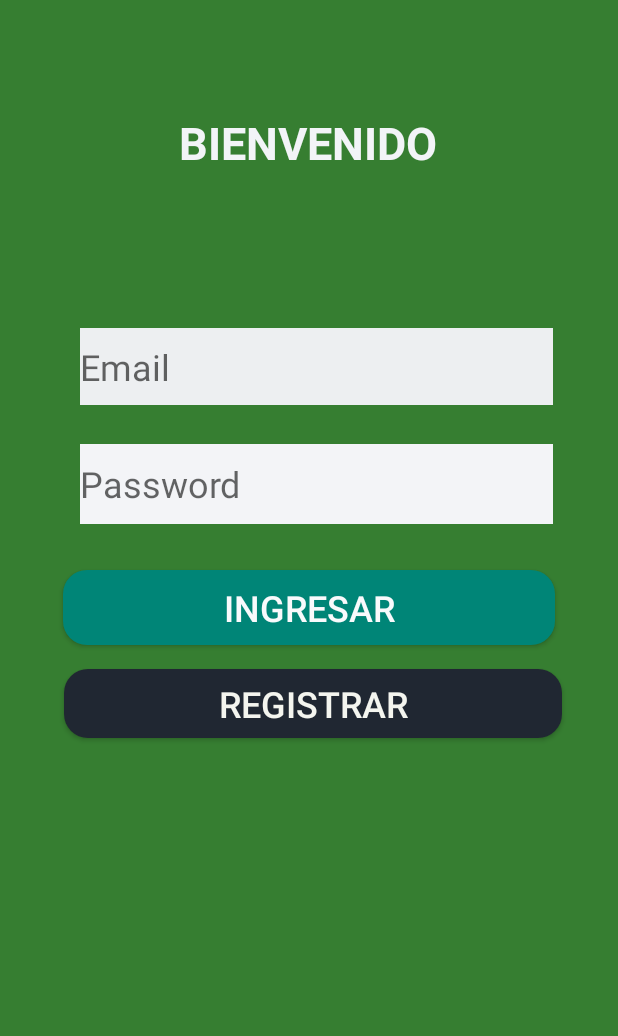
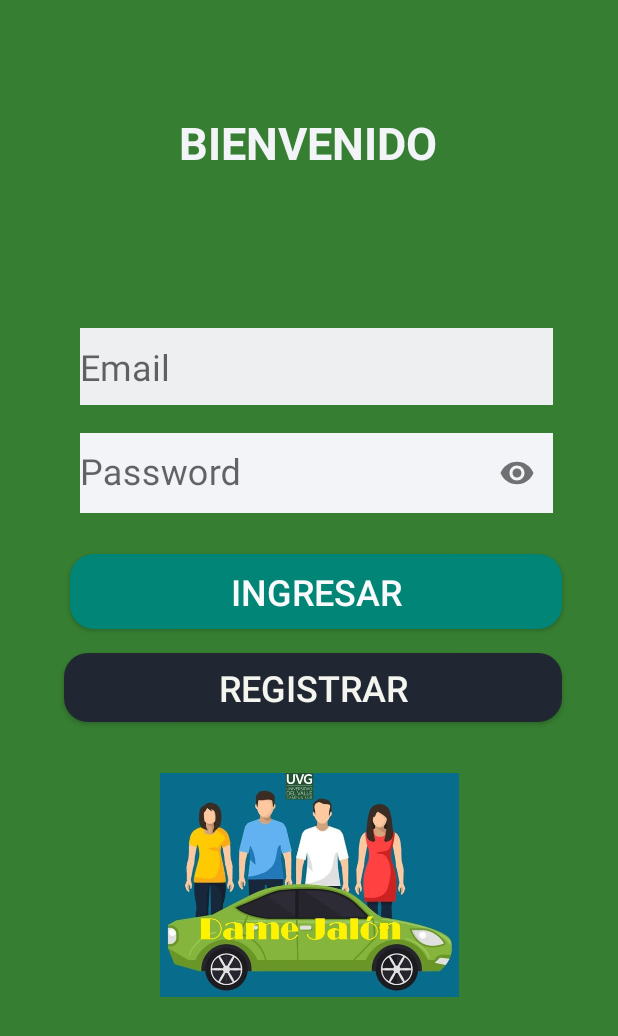
Before and after one commit to JaimeGalvezGT/Dame_Jalon, an Android app: the screen it shows after launch (MainActivity), on a phone screen of 412 x 824 dp. Shown: the top 1036 px of the screen. Run offline under Robolectric (Android 15) with nearby library versions, the phone set to English and light mode, and no system bars.

Commit message:
cambios boton password
Se agrego el ojo de mostrar contraseña en los edittext y arreglos en algunas activitys

```diff
--- a/app/build.gradle
+++ b/app/build.gradle
@@ -32,5 +32,7 @@ dependencies {
     androidTestImplementation 'com.android.support.test.espresso:espresso-core:3.0.2'
     implementation 'com.android.support:cardview-v7:28.0.0'
     implementation 'com.android.support:recyclerview-v7:28.0.0'
+    implementation 'com.android.support:design:28.0.0'
+
 
 }
--- a/app/src/main/java/com/example/dame_jalon/AdaptadorVistaJalones.java
+++ b/app/src/main/java/com/example/dame_jalon/AdaptadorVistaJalones.java
@@ -100,7 +100,7 @@ class AdaptadorVistaJalones extends RecyclerView.Adapter<AdaptadorVistaJalones.M
     }
     public static Connection conexionBD(){
         Connection conexion = null;
-        String host = "192.168.1.38";
+        String host = "192.168.1.38";       //CAMBIAR
         String port = "3306";
         String dbName = "damejalon";
         String userName = "root";
--- a/app/src/main/java/com/example/dame_jalon/Conexion.java
+++ b/app/src/main/java/com/example/dame_jalon/Conexion.java
@@ -12,7 +12,7 @@ public class Conexion {
 
 
     private String driver = "com.mysql.jdbc.Driver";
-    private String host = "192.168.1.38";
+    private String host = "192.168.1.38";               //CAMBIAR
     private String port = "3306";
     private String userName = "root";
     private String password = "admon";
--- a/app/src/main/java/com/example/dame_jalon/MainActivity.java
+++ b/app/src/main/java/com/example/dame_jalon/MainActivity.java
@@ -1,8 +1,10 @@
 package com.example.dame_jalon;
 
         import android.content.Intent;
+        import android.support.design.widget.TextInputEditText;
         import android.support.v7.app.AppCompatActivity;
         import android.os.Bundle;
+        import android.util.Patterns;
         import android.view.View;
         import android.widget.Button;
         import android.widget.EditText;
@@ -13,8 +15,7 @@ public class MainActivity extends AppCompatActivity {
 
     private Button btnIngresar;
     private EditText txtUsuario;
-    private EditText txtPassword;
-    private TextView txtRecuperar;
+    private TextInputEditText txtPassword;
     private Button button3;
 
     @Override
@@ -23,7 +24,7 @@ public class MainActivity extends AppCompatActivity {
         setContentView(R.layout.activity_main);
 
         txtUsuario = findViewById(R.id.txtCorreo);
-        txtPassword = findViewById(R.id.txtPassword);
+        txtPassword = findViewById(R.id.txtPassword2);
         btnIngresar = findViewById(R.id.btnIngresar);
         button3 = findViewById(R.id.button3);
 
@@ -60,6 +61,7 @@ public class MainActivity extends AppCompatActivity {
 
     }
 
+
     //Funcion que establece la conexion con la base de datos y retorna un objeto de tipo usuario
     public usuario validarLogin(){
         //Variable que almacenará el resultado de la consulta
--- a/app/src/main/java/com/example/dame_jalon/publicar_viaje.java
+++ b/app/src/main/java/com/example/dame_jalon/publicar_viaje.java
@@ -37,7 +37,6 @@ public class publicar_viaje extends AppCompatActivity {
         btnHora = findViewById(R.id.btnhora);
         txtmHora = findViewById(R.id.txtmhora);
 
-        String [] opciones = {"Lunes", "Martes", "Miercoles", "Jueves", "Viernes", "Sabado", "Domingo"};
 
         ArrayAdapter<CharSequence> adapter=ArrayAdapter.createFromResource(this,R.array.combo_equipos,R.layout.spinner_item_modificar);
 
@@ -76,7 +75,7 @@ public class publicar_viaje extends AppCompatActivity {
 
     public Connection conexionBD(){
         Connection conexion = null;
-        String host = "192.168.1.38";
+        String host = "192.168.1.38";           //CAMBIAR
         String port = "3306";
         String dbName = "damejalon";
         String userName = "root";
@@ -99,8 +98,8 @@ public class publicar_viaje extends AppCompatActivity {
 
             PreparedStatement pst = conexionBD().prepareStatement("insert into jalon(carneJalon, dia, hora) values(" + usuario.getCarne() + ", '" + spinner.getSelectedItem().toString()+ "', '" + txtmHora.getText().toString() + "')");
             pst.executeUpdate();
-
             Toast.makeText(getApplicationContext(),"PEDISTE JALÓN EXITOSAMENTE",Toast.LENGTH_SHORT).show();
+            finish();
         }catch (Exception e) {
             Toast.makeText(getApplicationContext(),e.getMessage(),Toast.LENGTH_SHORT).show();
         }
--- a/app/src/main/java/com/example/dame_jalon/verJalones.java
+++ b/app/src/main/java/com/example/dame_jalon/verJalones.java
@@ -42,7 +42,7 @@ public class verJalones extends AppCompatActivity {
 
     public Connection conexionBD(){
         Connection conexion = null;
-        String host = "192.168.1.38";
+        String host = "192.168.1.38";               //CAMBIAR
         String port = "3306";
         String dbName = "damejalon";
         String userName = "root";
--- a/app/src/main/java/com/example/dame_jalon/verNotificaciones.java
+++ b/app/src/main/java/com/example/dame_jalon/verNotificaciones.java
@@ -42,7 +42,7 @@ public class verNotificaciones extends AppCompatActivity {
 
     public Connection conexionBD(){
         Connection conexion = null;
-        String host = "192.168.1.38";
+        String host = "192.168.1.38";               //CAMBIAR
         String port = "3306";
         String dbName = "damejalon";
         String userName = "root";
--- a/app/src/main/res/layout/activity_main.xml
+++ b/app/src/main/res/layout/activity_main.xml
@@ -30,6 +30,7 @@
         app:layout_constraintTop_toTopOf="parent"
         app:layout_constraintVertical_bias="0.278" />
 
+
     <Button
         android:id="@+id/btnIngresar"
         android:layout_width="328dp"
@@ -45,33 +46,10 @@
         android:textSize="24sp"
         app:layout_constraintBottom_toBottomOf="parent"
         app:layout_constraintEnd_toEndOf="parent"
+        app:layout_constraintHorizontal_bias="0.567"
         app:layout_constraintStart_toStartOf="parent"
-        app:layout_constraintTop_toBottomOf="@+id/txtPassword"
-        app:layout_constraintVertical_bias="0.073" />
-
-    <EditText
-        android:id="@+id/txtPassword"
-        android:layout_width="315dp"
-        android:layout_height="53dp"
-        android:layout_marginStart="8dp"
-        android:layout_marginLeft="8dp"
-        android:layout_marginEnd="8dp"
-        android:layout_marginRight="8dp"
-        android:layout_marginBottom="8dp"
-        android:background="#F3F4F7"
-        android:ems="10"
-        android:hint="Password"
-        android:inputType="textPassword"
-        android:textColor="#202732"
-        android:textSize="24sp"
-        app:layout_constraintBottom_toBottomOf="parent"
-        app:layout_constraintEnd_toEndOf="parent"
-        app:layout_constraintHorizontal_bias="0.563"
-        app:layout_constraintStart_toStartOf="parent"
-        app:layout_constraintTop_toBottomOf="@+id/txtCorreo"
-        app:layout_constraintVertical_bias="0.053" />
-
-
+        app:layout_constraintTop_toBottomOf="@+id/textInputLayout2"
+        app:layout_constraintVertical_bias="0.051" />
 
     <TextView
         android:id="@+id/lblTitulo2"
@@ -110,4 +88,47 @@
         app:layout_constraintHorizontal_bias="0.531"
         app:layout_constraintStart_toStartOf="parent"
         app:layout_constraintTop_toBottomOf="@+id/btnIngresar" />
+
+    <ImageView
+        android:id="@+id/imageView6"
+        android:layout_width="199dp"
+        android:layout_height="153dp"
+        android:layout_marginTop="32dp"
+        app:layout_constraintEnd_toEndOf="parent"
+        app:layout_constraintStart_toStartOf="parent"
+        app:layout_constraintTop_toBottomOf="@+id/button3"
+        app:srcCompat="@drawable/dmj" />
+
+    <android.support.design.widget.TextInputLayout
+        android:id="@+id/textInputLayout2"
+        android:layout_width="320dp"
+        android:layout_height="70dp"
+        android:layout_marginTop="8dp"
+        app:layout_constraintEnd_toEndOf="parent"
+        app:layout_constraintHorizontal_bias="0.582"
+        app:layout_constraintStart_toStartOf="parent"
+        app:layout_constraintTop_toBottomOf="@+id/txtCorreo"
+        app:passwordToggleEnabled="true">
+
+        <android.support.design.widget.TextInputEditText
+            android:id="@+id/txtPassword2"
+            android:layout_width="315dp"
+            android:layout_height="53dp"
+            android:layout_marginBottom="12dp"
+            android:background="#F3F4F7"
+            android:ems="10"
+            android:hint="Password"
+            android:inputType="textPassword"
+            android:textColor="#202732"
+            android:textColorHint="#367E31"
+            android:textColorLink="#367E31"
+            android:textSize="24sp"
+            app:layout_constraintBottom_toTopOf="@+id/txtCorreo"
+            app:layout_constraintEnd_toEndOf="parent"
+            app:layout_constraintHorizontal_bias="0.572"
+            app:layout_constraintStart_toStartOf="parent" />
+
+    </android.support.design.widget.TextInputLayout>
+
+
 </android.support.constraint.ConstraintLayout>
--- a/build.gradle
+++ b/build.gradle
@@ -7,7 +7,7 @@ buildscript {
 
     }
     dependencies {
-        classpath 'com.android.tools.build:gradle:3.5.1'
+        classpath 'com.android.tools.build:gradle:3.5.2'
 
         // NOTE: Do not place your application dependencies here; they belong
         // in the individual module build.gradle files
```
Also changed, not shown: app/src/main/java/com/example/dame_jalon/AdaptadorVistaNotifiaciones.java (+3 -4 lines), app/src/main/java/com/example/dame_jalon/perfil.java (+11 -6 lines), app/src/main/java/com/example/dame_jalon/recuperar.java (+6 -5 lines), app/src/main/java/com/example/dame_jalon/registrar.java (+10 -5 lines), app/src/main/res/layout/activity_menu.xml (+6 -6 lines), app/src/main/res/layout/activity_registrar.xml (+32 -16 lines), app/src/main/res/drawable/dmj.jpg (added).
